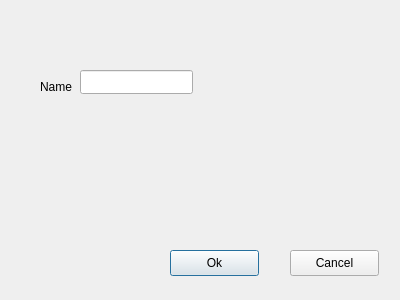
This is addeditdialog.ui in Esentiel/duit as Qt 5 draws it before an edit. The edited form follows.
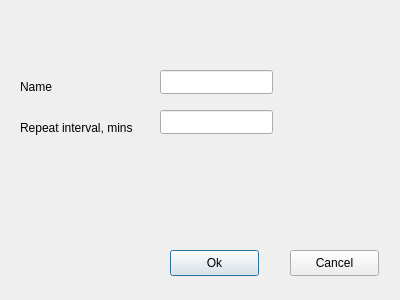
This is the edited form.

Commit message: repeat every x

Patch:
```diff
--- a/addeditdialog.ui
+++ b/addeditdialog.ui
@@ -42,7 +42,7 @@
   <widget class="QLabel" name="nameLabel">
    <property name="geometry">
     <rect>
-     <x>40</x>
+     <x>20</x>
      <y>80</y>
      <width>59</width>
      <height>14</height>
@@ -55,13 +55,36 @@
   <widget class="QLineEdit" name="nameValue">
    <property name="geometry">
     <rect>
-     <x>80</x>
+     <x>160</x>
      <y>70</y>
      <width>113</width>
      <height>24</height>
     </rect>
    </property>
   </widget>
+  <widget class="QLabel" name="repeatLabel">
+   <property name="geometry">
+    <rect>
+     <x>20</x>
+     <y>120</y>
+     <width>131</width>
+     <height>16</height>
+    </rect>
+   </property>
+   <property name="text">
+    <string>Repeat interval, mins</string>
+   </property>
+  </widget>
+  <widget class="QLineEdit" name="repeatValue">
+   <property name="geometry">
+    <rect>
+     <x>160</x>
+     <y>110</y>
+     <width>113</width>
+     <height>24</height>
+    </rect>
+   </property>
+  </widget>
  </widget>
  <resources/>
  <connections/>
```
The commit also changes 6 other files.
